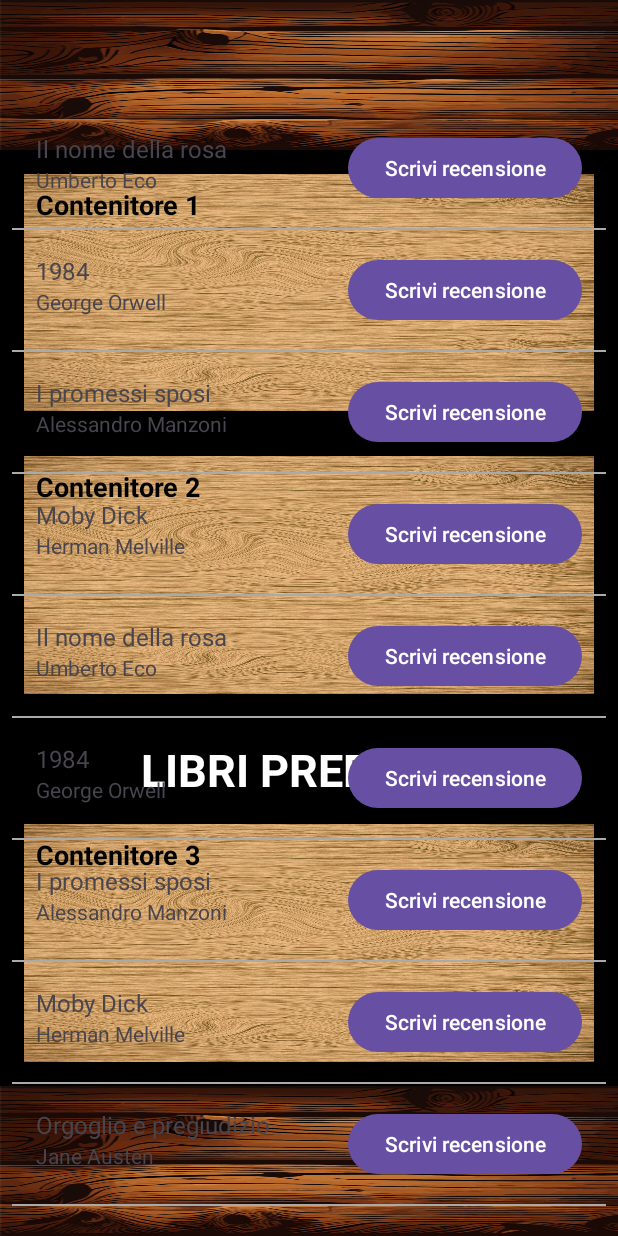
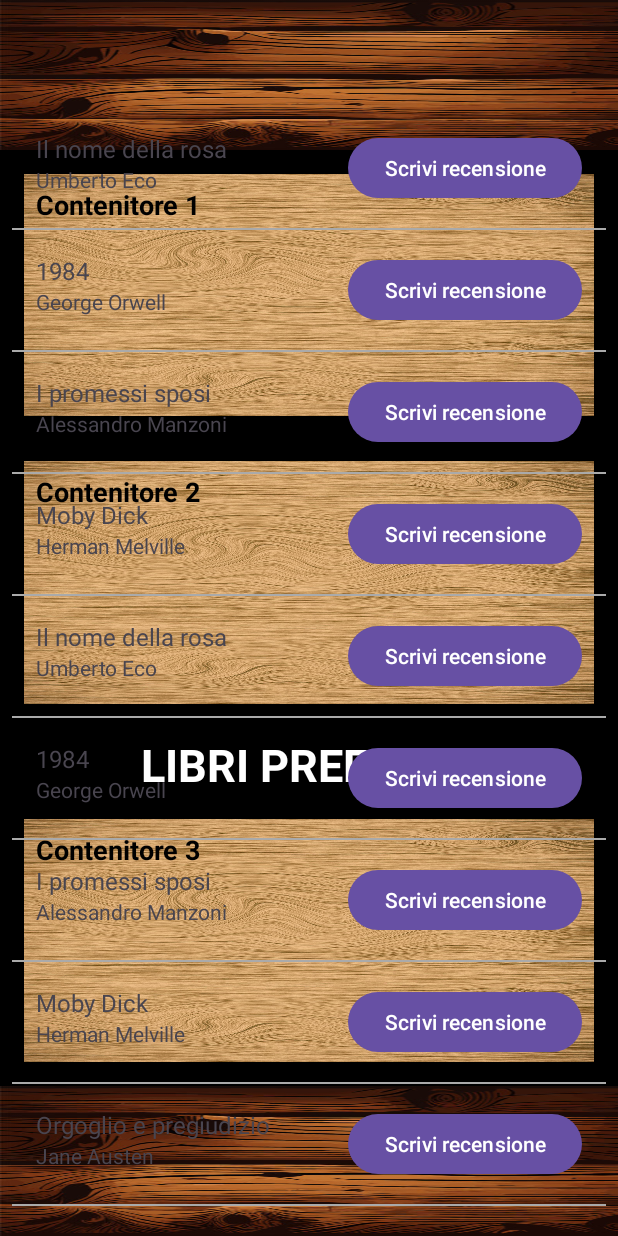
Before and after one commit to LorenzoMorandi-its/AppLibri, an Android app: the screen it shows after launch (MainActivity), on a phone screen of 412 x 824 dp. Run offline under Robolectric (Android 15) with nearby library versions, the phone set to English and light mode, and no system bars.

Commit message:
aggiunta file

```diff
--- a/app/build.gradle
+++ b/app/build.gradle
@@ -32,7 +32,7 @@ android {
 }
 
 dependencies {
-
+    implementation 'com.google.android.material:material:1.6.1'
     implementation libs.appcompat
     implementation libs.material
     implementation libs.constraintlayout
--- a/app/src/main/res/layout/activity_main.xml
+++ b/app/src/main/res/layout/activity_main.xml
@@ -83,7 +83,7 @@
                 <!-- Spaziatura -->
                 <View
                     android:layout_width="match_parent"
-                    android:layout_height="30dp" />
+                    android:layout_height="20dp" />
 
                 <TextView
                     android:layout_width="wrap_content"
```
